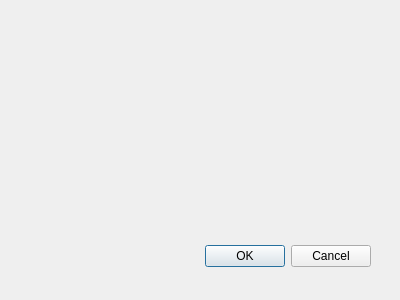
The window that dWell/studentdialog.ui (kashapov17/dWell) describes before a commit, drawn with Qt 5.
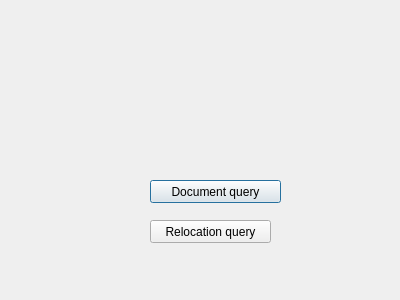
The same window after the commit.

Diff of the .ui file:
```diff
--- a/dWell/studentdialog.ui
+++ b/dWell/studentdialog.ui
@@ -13,20 +13,30 @@
   <property name="windowTitle">
    <string>Dialog</string>
   </property>
-  <widget class="QDialogButtonBox" name="buttonBox">
+  <widget class="QPushButton" name="docqButton">
    <property name="geometry">
     <rect>
-     <x>30</x>
-     <y>240</y>
-     <width>341</width>
-     <height>32</height>
+     <x>150</x>
+     <y>180</y>
+     <width>131</width>
+     <height>23</height>
     </rect>
    </property>
-   <property name="orientation">
-    <enum>Qt::Horizontal</enum>
+   <property name="text">
+    <string>Document query</string>
    </property>
-   <property name="standardButtons">
-    <set>QDialogButtonBox::Cancel|QDialogButtonBox::Ok</set>
+  </widget>
+  <widget class="QPushButton" name="relocqButton">
+   <property name="geometry">
+    <rect>
+     <x>150</x>
+     <y>220</y>
+     <width>121</width>
+     <height>23</height>
+    </rect>
+   </property>
+   <property name="text">
+    <string>Relocation query</string>
    </property>
   </widget>
  </widget>
```
Left out of the diff: 35 changed lines with no effect on the pictures.
